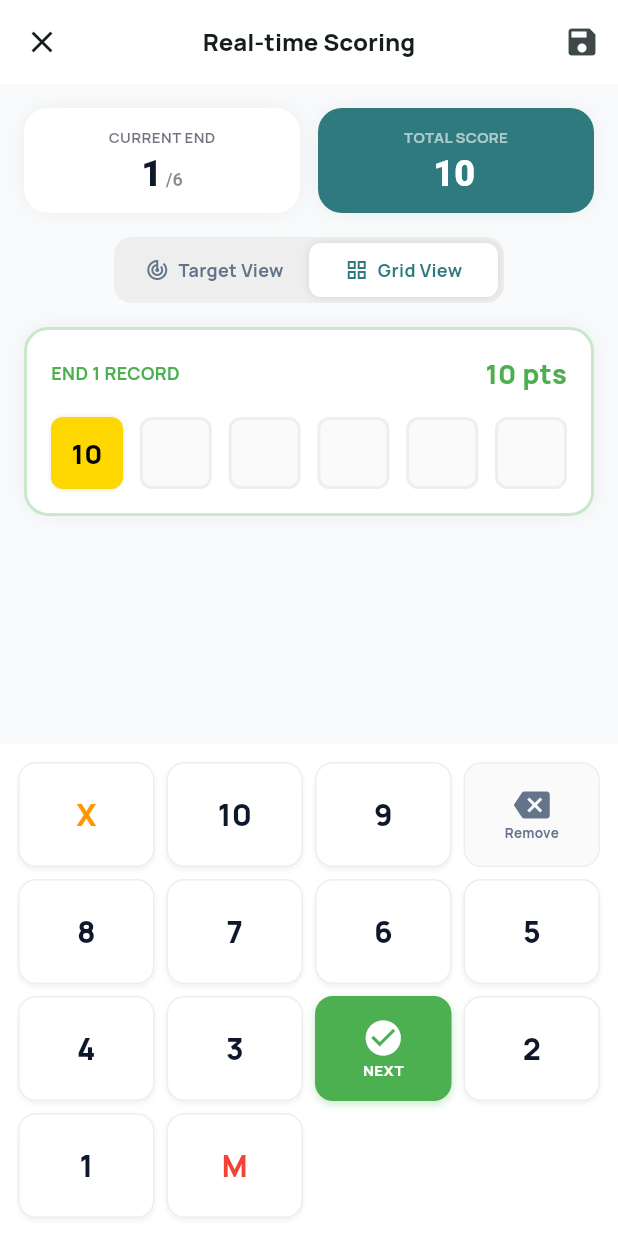
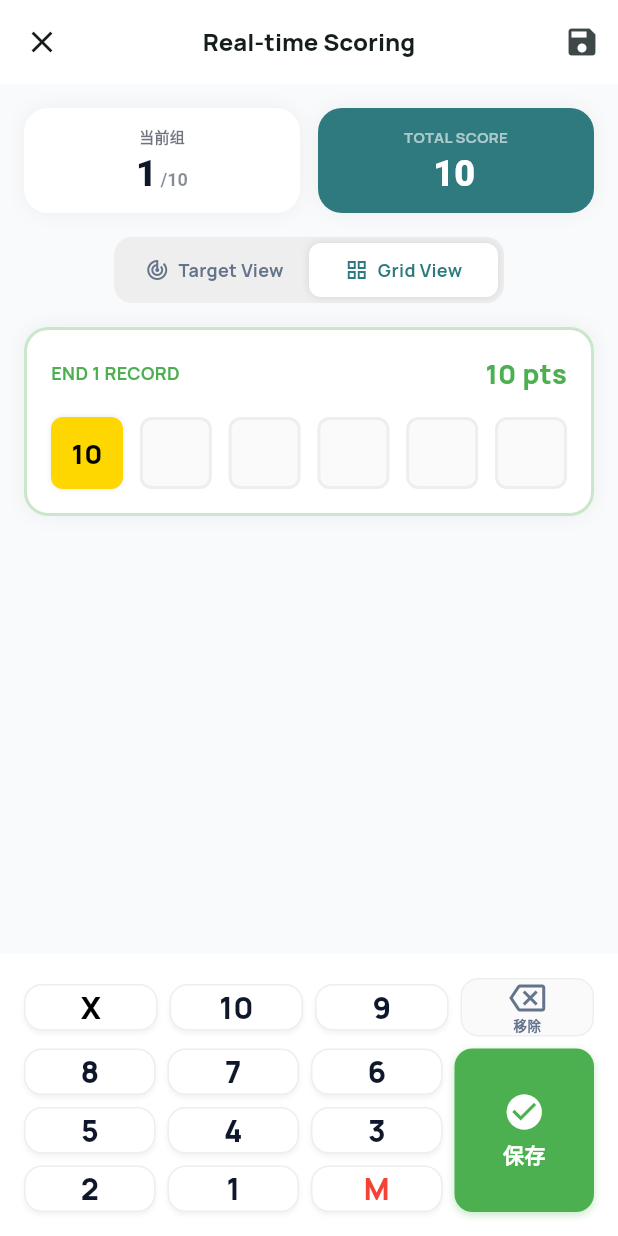
Before and after one commit to BinGess/archerypro, a Flutter app: the ScoringScreen screen opened directly, after a tap on "10", on a phone screen of 412 x 824 dp. Run offline on Flutter 3.47's test engine with Material 3 defaults, Android fonts, the phone set to English and light mode, and no system bars; our stand-ins replace flutter_riverpod, google_fonts, hive, hive_flutter; accounts and stored records are empty.

Commit message:
feat: 修复实时计分的5个重要功能问题
完成的修复：

1. ✅ 训练配置传递问题
   - ScoringState添加maxEnds和arrowsPerEnd字段
   - startNewSession接受并传递组数和箭数配置
   - session_setup_screen正确传递用户设置

2. ✅ Current End显示修正
   - 改为显示"当前组 X/总组数"
   - 之前错误显示为当前箭数

3. ✅ 自动完成训练流程
   - 每组完成后自动进入下一组
   - 所有组完成后自动保存并返回首页
   - 显示成功提示消息
   - addArrow方法返回boolean表示是否完成

4. ✅ 键盘布局优化
   - 重新设计为图片样式布局
   - Row 1: X, 10, 9, 删除
   - Row 2-4: 数字网格 (8-1, M)
   - 保存按钮在右侧占据3行
   - 更符合用户交互习惯

5. ✅ 数据持久化修复
   - storage_service使用真正的JSON编解码
   - 导入dart:convert
   - 正确实现jsonEncode/jsonDecode
   - 确保数据在app重启后可恢复

所有修改确保用户体验流畅且数据安全。

```diff
--- a/lib/providers/scoring_provider.dart
+++ b/lib/providers/scoring_provider.dart
@@ -29,6 +29,8 @@ class ScoringState {
   final bool isTargetView;
   final bool isSaving;
   final String? error;
+  final int maxEnds; // 最大组数
+  final int arrowsPerEnd; // 每组箭数
 
   const ScoringState({
     this.currentSession,
@@ -36,6 +38,8 @@ class ScoringState {
     this.isTargetView = false,
     this.isSaving = false,
     this.error,
+    this.maxEnds = 10,
+    this.arrowsPerEnd = 6,
   });
 
   /// Get current end number
@@ -45,13 +49,19 @@ class ScoringState {
   int get totalScore => currentSession?.totalScore ?? 0;
 
   /// Get current end arrow count
-  int get currentEndArrows => currentEnd?.arrowCount ?? 0;
+  int get currentEndArrows => currentEnd?.arrows.length ?? 0;
 
   /// Whether session is active
   bool get hasActiveSession => currentSession != null;
 
+  /// Get completed ends count
+  int get completedEndsCount => currentSession?.ends.length ?? 0;
+
+  /// Whether all ends are completed
+  bool get isSessionComplete => completedEndsCount >= maxEnds;
+
   /// Whether current end is complete
-  bool get isCurrentEndComplete => currentEnd?.isComplete ?? false;
+  bool get isCurrentEndComplete => (currentEnd?.arrows.length ?? 0) >= arrowsPerEnd;
 
   ScoringState copyWith({
     TrainingSession? currentSession,
@@ -59,6 +69,8 @@ class ScoringState {
     bool? isTargetView,
     bool? isSaving,
     String? error,
+    int? maxEnds,
+    int? arrowsPerEnd,
   }) {
     return ScoringState(
       currentSession: currentSession ?? this.currentSession,
@@ -66,6 +78,8 @@ class ScoringState {
       isTargetView: isTargetView ?? this.isTargetView,
       isSaving: isSaving ?? this.isSaving,
       error: error,
+      maxEnds: maxEnds ?? this.maxEnds,
+      arrowsPerEnd: arrowsPerEnd ?? this.arrowsPerEnd,
     );
   }
 }
@@ -84,6 +98,8 @@ class ScoringNotifier extends StateNotifier<ScoringState> {
     required int targetFaceSize,
     SessionType sessionType = SessionType.training,
     EnvironmentType environment = EnvironmentType.indoor,
+    int maxEnds = 10,
+    int arrowsPerEnd = 6,
   }) {
     final session = _sessionService.createSession(
       equipment: equipment,
@@ -93,20 +109,22 @@ class ScoringNotifier extends StateNotifier<ScoringState> {
       environment: environment,
     );
 
-    final firstEnd = _scoringService.createEnd(1);
+    final firstEnd = _scoringService.createEnd(1, maxArrows: arrowsPerEnd);
 
     state = state.copyWith(
       currentSession: session,
       currentEnd: firstEnd,
       error: null,
+      maxEnds: maxEnds,
+      arrowsPerEnd: arrowsPerEnd,
     );
   }
 
   /// Add an arrow score
-  void addArrow(int score, {Offset? position}) {
+  Future<bool> addArrow(int score, {Offset? position}) async {
     if (state.currentEnd == null) {
       state = state.copyWith(error: 'No active end');
-      return;
+      return false;
     }
 
     try {
@@ -129,8 +147,53 @@ class ScoringNotifier extends StateNotifier<ScoringState> {
         currentSession: updatedSession,
         error: null,
       );
+
+      // Check if end is complete
+      if (updatedEnd.arrows.length >= state.arrowsPerEnd) {
+        // Complete current end and move to next
+        await _completeCurrentEnd();
+
+        // Check if all ends are complete
+        if (state.completedEndsCount >= state.maxEnds) {
+          // Auto save and return true to indicate session complete
+          await saveSession();
+          return true;
+        } else {
+          // Start next end
+          _startNextEnd();
+        }
+      }
+
+      return false;
     } catch (e) {
       state = state.copyWith(error: e.toString());
+      return false;
+    }
+  }
+
+  /// Complete current end
+  Future<void> _completeCurrentEnd() async {
+    if (state.currentEnd == null || state.currentSession == null) return;
+
+    final completedEnd = state.currentEnd!.copyWith(completedAt: DateTime.now());
+    final updatedEnds = [...state.currentSession!.ends];
+    final existingIndex = updatedEnds.indexWhere((e) => e.id == completedEnd.id);
+    if (existingIndex >= 0) {
+      updatedEnds[existingIndex] = completedEnd;
+    } else {
+      updatedEnds.add(completedEnd);
+    }
+
+    final updatedSession = state.currentSession!.copyWith(ends: updatedEnds);
+    state = state.copyWith(currentSession: updatedSession);
+  }
+
+  /// Start next end
+  void _startNextEnd() {
+    final nextEndNumber = state.completedEndsCount + 1;
+    if (nextEndNumber <= state.maxEnds) {
+      final nextEnd = _scoringService.createEnd(nextEndNumber, maxArrows: state.arrowsPerEnd);
+      state = state.copyWith(currentEnd: nextEnd);
     }
   }
 
--- a/lib/screens/scoring_screen.dart
+++ b/lib/screens/scoring_screen.dart
@@ -95,9 +95,9 @@ class _ScoringScreenState extends ConsumerState<ScoringScreen> {
               children: [
                 Expanded(
                   child: _buildHeaderStat(
-                    'CURRENT END',
-                    '${scoringState.currentEnd?.arrowCount ?? 0}',
-                    '/6',
+                    '当前组',
+                    '${scoringState.currentEndNumber}',
+                    '/${scoringState.maxEnds}',
                     Colors.white,
                     AppColors.textSlate900,
                   ),
@@ -319,30 +319,87 @@ class _ScoringScreenState extends ConsumerState<ScoringScreen> {
 
   Widget _buildKeypad() {
     return Container(
-      padding: const EdgeInsets.all(12),
+      padding: const EdgeInsets.all(16),
       color: Colors.white,
-      child: GridView.count(
-        shrinkWrap: true,
-        crossAxisCount: 4,
-        mainAxisSpacing: 8,
-        crossAxisSpacing: 8,
-        childAspectRatio: 1.3,
-        physics: const NeverScrollableScrollPhysics(),
+      child: Column(
+        mainAxisSize: MainAxisSize.min,
         children: [
-          _keypadBtn('X', Colors.orange, isText: true, onTap: () => _addScore(11)),
-          _keypadBtn('10', AppColors.textSlate900, onTap: () => _addScore(10)),
-          _keypadBtn('9', AppColors.textSlate900, onTap: () => _addScore(9)),
-          _iconKeypadBtn(Icons.backspace, 'Remove', onTap: () => ref.read(scoringProvider.notifier).removeLastArrow()),
-          _keypadBtn('8', AppColors.textSlate900, onTap: () => _addScore(8)),
-          _keypadBtn('7', AppColors.textSlate900, onTap: () => _addScore(7)),
-          _keypadBtn('6', AppColors.textSlate900, onTap: () => _addScore(6)),
-          _keypadBtn('5', AppColors.textSlate900, onTap: () => _addScore(5)),
-          _keypadBtn('4', AppColors.textSlate900, onTap: () => _addScore(4)),
-          _keypadBtn('3', AppColors.textSlate900, onTap: () => _addScore(3)),
-          _completeEndBtn(),
-          _keypadBtn('2', AppColors.textSlate900, onTap: () => _addScore(2)),
-          _keypadBtn('1', AppColors.textSlate900, onTap: () => _addScore(1)),
-          _keypadBtn('M', Colors.red, isText: true, onTap: () => _addScore(0)),
+          // Row 1: X, 10, 9, Delete
+          Row(
+            children: [
+              Expanded(child: _keypadBtn('X', Colors.black, isText: true, onTap: () => _addScore(11))),
+              const SizedBox(width: 8),
+              Expanded(child: _keypadBtn('10', AppColors.textSlate900, onTap: () => _addScore(10))),
+              const SizedBox(width: 8),
+              Expanded(child: _keypadBtn('9', AppColors.textSlate900, onTap: () => _addScore(9))),
+              const SizedBox(width: 8),
+              Expanded(
+                child: _iconKeypadBtn(
+                  Icons.backspace_outlined,
+                  '移除',
+                  onTap: () => ref.read(scoringProvider.notifier).removeLastArrow(),
+                ),
+              ),
+            ],
+          ),
+          const SizedBox(height: 8),
+
+          // Row 2-4: 8-1, M, and Save button on the right
+          IntrinsicHeight(
+            child: Row(
+              crossAxisAlignment: CrossAxisAlignment.stretch,
+              children: [
+                // Left side: Number grid
+                Expanded(
+                  flex: 3,
+                  child: Column(
+                    children: [
+                      // Row 2: 8, 7, 6
+                      Row(
+                        children: [
+                          Expanded(child: _keypadBtn('8', AppColors.textSlate900, onTap: () => _addScore(8))),
+                          const SizedBox(width: 8),
+                          Expanded(child: _keypadBtn('7', AppColors.textSlate900, onTap: () => _addScore(7))),
+                          const SizedBox(width: 8),
+                          Expanded(child: _keypadBtn('6', AppColors.textSlate900, onTap: () => _addScore(6))),
+                        ],
+                      ),
+                      const SizedBox(height: 8),
+
+                      // Row 3: 5, 4, 3
+                      Row(
+                        children: [
+                          Expanded(child: _keypadBtn('5', AppColors.textSlate900, onTap: () => _addScore(5))),
+                          const SizedBox(width: 8),
+                          Expanded(child: _keypadBtn('4', AppColors.textSlate900, onTap: () => _addScore(4))),
+                          const SizedBox(width: 8),
+                          Expanded(child: _keypadBtn('3', AppColors.textSlate900, onTap: () => _addScore(3))),
+                        ],
+                      ),
+                      const SizedBox(height: 8),
+
+                      // Row 4: 2, 1, M
+                      Row(
+                        children: [
+                          Expanded(child: _keypadBtn('2', AppColors.textSlate900, onTap: () => _addScore(2))),
+                          const SizedBox(width: 8),
+                          Expanded(child: _keypadBtn('1', AppColors.textSlate900, onTap: () => _addScore(1))),
+                          const SizedBox(width: 8),
+                          Expanded(child: _keypadBtn('M', Colors.red, isText: true, onTap: () => _addScore(0))),
+                        ],
+                      ),
+                    ],
+                  ),
+                ),
+                const SizedBox(width: 8),
+
+                // Right side: Save button (spans 3 rows)
+                Expanded(
+                  child: _buildSaveButton(),
+                ),
+              ],
+            ),
+          ),
         ],
       ),
     );
@@ -387,19 +444,32 @@ class _ScoringScreenState extends ConsumerState<ScoringScreen> {
     );
   }
 
-  void _addScore(int score) {
-    final currentEnd = ref.read(scoringProvider).currentEnd;
-    if (currentEnd != null && currentEnd.canAddArrow) {
-      ref.read(scoringProvider.notifier).addArrow(score);
+  Future<void> _addScore(int score) async {
+    final scoringState = ref.read(scoringProvider);
+    if (scoringState.currentEnd == null) return;
 
-      // Auto-complete end if full
-      if (currentEnd.arrowCount + 1 >= 6) {
-        Future.delayed(const Duration(milliseconds: 500), () {
-          if (mounted) {
-            ref.read(scoringProvider.notifier).completeEnd();
-          }
-        });
-      }
+    // Add arrow and check if session is complete
+    final isComplete = await ref.read(scoringProvider.notifier).addArrow(score);
+
+    if (isComplete && mounted) {
+      // Refresh session list
+      await ref.read(sessionProvider.notifier).refresh();
+
+      // Show success message and navigate back
+      ScaffoldMessenger.of(context).showSnackBar(
+        const SnackBar(
+          content: Text('训练完成！成绩已保存'),
+          backgroundColor: Colors.green,
+          duration: Duration(seconds: 2),
+        ),
+      );
+
+      // Navigate back to home
+      Future.delayed(const Duration(milliseconds: 800), () {
+        if (mounted) {
+          Navigator.of(context).popUntil((route) => route.isFirst);
+        }
+      });
     }
   }
 
@@ -468,6 +538,27 @@ class _ScoringScreenState extends ConsumerState<ScoringScreen> {
         child: Column(
           mainAxisAlignment: MainAxisAlignment.center,
           children: [Icon(icon, color: AppColors.textSlate500), Text(label, style: const TextStyle(fontSize: 9, fontWeight: FontWeight.bold, color: AppColors.textSlate500))],
+        ),
+      ),
+    );
+  }
+
+  Widget _buildSaveButton() {
+    return GestureDetector(
+      onTap: _saveSession,
+      child: Container(
+        decoration: BoxDecoration(
+          color: Colors.green,
+          borderRadius: BorderRadius.circular(12),
+          boxShadow: [BoxShadow(color: Colors.green.withOpacity(0.3), blurRadius: 4, offset: const Offset(0, 2))],
+        ),
+        child: const Column(
+          mainAxisAlignment: MainAxisAlignment.center,
+          children: [
+            Icon(Icons.check_circle, color: Colors.white, size: 28),
+            SizedBox(height: 4),
+            Text('保存', style: TextStyle(fontSize: 14, fontWeight: FontWeight.bold, color: Colors.white)),
+          ],
         ),
       ),
     );
--- a/lib/screens/session_setup_screen.dart
+++ b/lib/screens/session_setup_screen.dart
@@ -38,6 +38,8 @@ class _SessionSetupScreenState extends ConsumerState<SessionSetupScreen> {
           distance: _distance,
           targetFaceSize: _targetFaceSize,
           environment: _environment,
+          maxEnds: _endCount,
+          arrowsPerEnd: _arrowsPerEnd,
         );
 
     // Navigate to scoring screen
```
Also changed, not shown: lib/services/storage_service.dart (+19 -10 lines).
